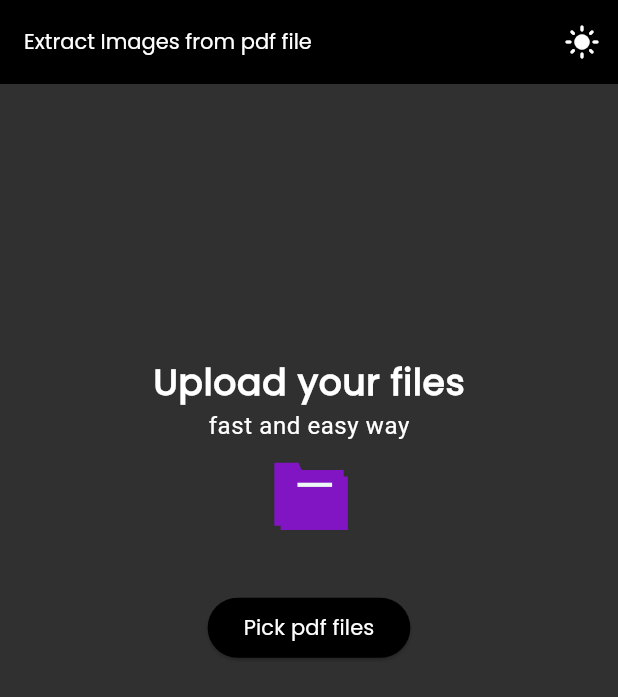
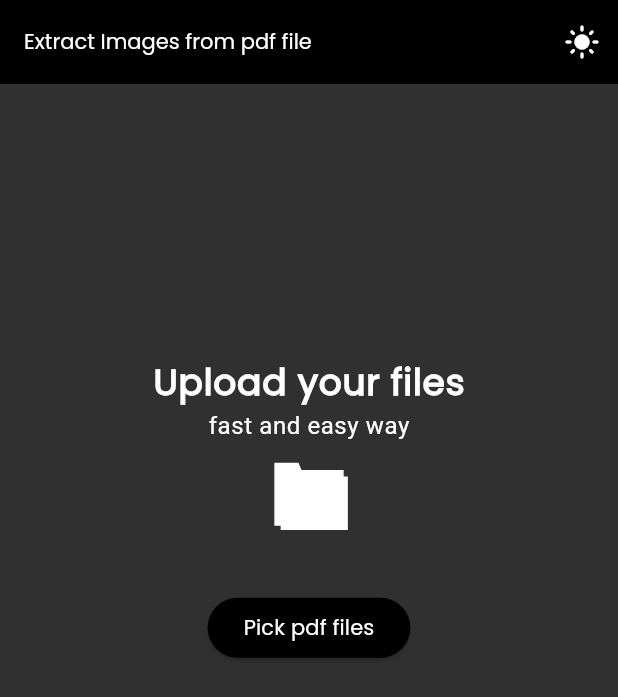
Before and after one commit to bilal-stdu/flutterProjects, a Flutter app: the screen it shows after launch, after a tap on the "dark mode" icon, on a phone screen of 412 x 824 dp. Shown: the top 697 px of the screen. Run offline on Flutter 3.47's test engine with Material 3 defaults, Android fonts, the phone set to English and light mode, and no system bars; our stand-ins replace file_picker, flutter_svg.

Commit message:
dark mode icon

```diff
--- a/Mad project/pdf_images/lib/screens/FilePickerDemo.dart
+++ b/Mad project/pdf_images/lib/screens/FilePickerDemo.dart
@@ -122,6 +122,9 @@ class _FilePickerDemoState extends State<FilePickerDemo> {
               'assets/icon.svg', // Replace with the path to your SVG file
               height: 70, // You can adjust the size as needed
               width: 70,
+              colorFilter: _isDarkMode ? const ColorFilter.mode(Colors.white, BlendMode.srcIn) : null,
+              // color: _isDarkMode ? Colors.white : null,
+              // colorBlendMode: BlendMode.srcIn,
             ),
             const SizedBox(height: 30),
             Center(
```
